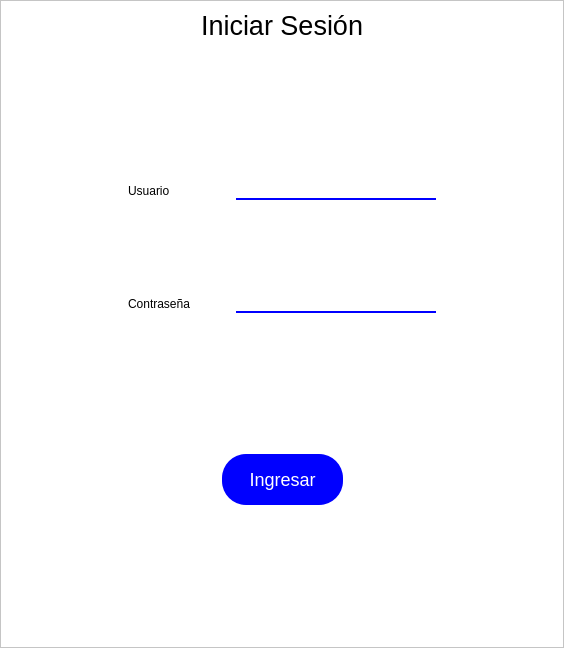
First picture: the form in ui/login.ui, repository juliosi02/YSR-Control-de-Inventario, before the edit.
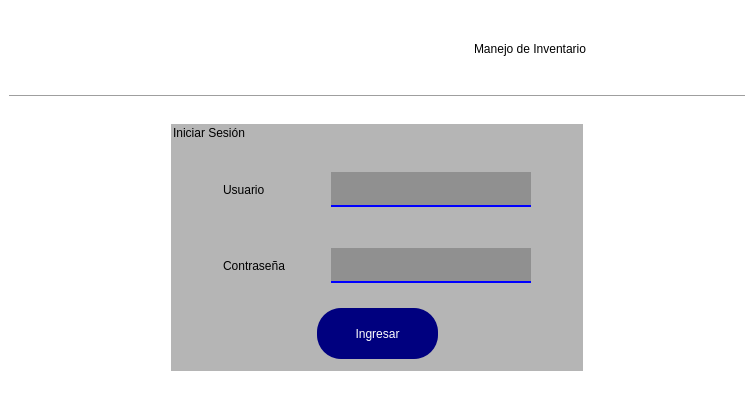
Second picture: the form after the edit. Icons and pictures are not drawn.

```diff
--- a/ui/login.ui
+++ b/ui/login.ui
@@ -6,50 +6,163 @@
    <rect>
     <x>0</x>
     <y>0</y>
-    <width>564</width>
-    <height>648</height>
+    <width>754</width>
+    <height>406</height>
    </rect>
   </property>
+  <property name="minimumSize">
+   <size>
+    <width>754</width>
+    <height>406</height>
+   </size>
+  </property>
+  <property name="maximumSize">
+   <size>
+    <width>800</width>
+    <height>450</height>
+   </size>
+  </property>
   <property name="windowTitle">
    <string>MainWindow</string>
   </property>
-  <widget class="QWidget" name="centralwidget">
-   <layout class="QVBoxLayout" name="verticalLayout">
-    <property name="spacing">
-     <number>0</number>
-    </property>
-    <property name="leftMargin">
-     <number>0</number>
-    </property>
-    <property name="topMargin">
-     <number>0</number>
-    </property>
-    <property name="rightMargin">
-     <number>0</number>
-    </property>
-    <property name="bottomMargin">
-     <number>0</number>
-    </property>
-    <item>
-     <widget class="QFrame" name="frame">
       <property name="styleSheet">
-       <string notr="true">QFrame{
-background-color:rgb(255, 255, 255);
-}
-QLabel{
-	font: 75 16pt &quot;MS Shell Dlg 2&quot;;
+   <string notr="true">QPushButton{
+	color: rgb(255, 255, 255);
+	background-color: rgb(0, 0, 127);
+	font: 75 11pt &quot;Arial&quot;;
 }
 QLineEdit{
-	font: 75 16pt &quot;MS Shell Dlg 2&quot;;
+	color: rgb(0, 0, 0);
+	border:0;
+	background-color: rgb(106, 106, 106, 0.5);
+}
+QMainWindow{
+	background-color: rgb(255, 255, 255);
+}
+QMainWindow::item:selected {
+    background-color: #555;
+
+}
+
+QTabWidget{
+	border:0; 
+	font: 75 12pt &quot;Arial&quot;;
+}
+QLabel{
+	
+	font: 75 11pt &quot;Arial&quot;;
+}
+QGroupBox{
+	
+	font: italic 11pt &quot;Arial&quot;;
+}
+QComboBox{
+	
+	background-color: rgb(102, 102, 102, 0.5);
+	font: 75 11pt &quot;Arial&quot;;
+}
+QTableWidget{
+	
+	font: 16pt &quot;Arial&quot;;
 }</string>
       </property>
-      <property name="frameShape">
-       <enum>QFrame::StyledPanel</enum>
-      </property>
-      <property name="frameShadow">
-       <enum>QFrame::Raised</enum>
-      </property>
-      <layout class="QVBoxLayout" name="verticalLayout_3">
+  <widget class="QWidget" name="centralwidget">
+   <layout class="QVBoxLayout" name="verticalLayout_4">
+    <item>
+     <layout class="QHBoxLayout" name="horizontalLayout_7">
+      <item>
+       <widget class="QLabel" name="label_5">
+        <property name="minimumSize">
+         <size>
+          <width>300</width>
+          <height>80</height>
+         </size>
+        </property>
+        <property name="maximumSize">
+         <size>
+          <width>300</width>
+          <height>80</height>
+         </size>
+        </property>
+        <property name="text">
+         <string/>
+        </property>
+        <property name="pixmap">
+         <pixmap>imagenes/logo pendon ysr.jpg</pixmap>
+        </property>
+        <property name="scaledContents">
+         <bool>true</bool>
+        </property>
+       </widget>
+      </item>
+      <item>
+       <layout class="QHBoxLayout" name="horizontalLayout_6">
+        <item>
+         <spacer name="horizontalSpacer_9">
+          <property name="orientation">
+           <enum>Qt::Horizontal</enum>
+          </property>
+          <property name="sizeHint" stdset="0">
+           <size>
+            <width>40</width>
+            <height>20</height>
+           </size>
+          </property>
+         </spacer>
+        </item>
+        <item>
+         <widget class="QLabel" name="label_4">
+          <property name="styleSheet">
+           <string notr="true">font: 87 24pt &quot;Arial Black&quot;;</string>
+          </property>
+          <property name="text">
+           <string>Manejo de Inventario</string>
+          </property>
+         </widget>
+        </item>
+        <item>
+         <spacer name="horizontalSpacer_10">
+          <property name="orientation">
+           <enum>Qt::Horizontal</enum>
+          </property>
+          <property name="sizeHint" stdset="0">
+           <size>
+            <width>40</width>
+            <height>20</height>
+           </size>
+          </property>
+         </spacer>
+        </item>
+       </layout>
+      </item>
+     </layout>
+    </item>
+    <item>
+     <widget class="Line" name="line">
+      <property name="orientation">
+       <enum>Qt::Horizontal</enum>
+      </property>
+     </widget>
+    </item>
+    <item>
+     <widget class="QLabel" name="label_3">
+      <property name="minimumSize">
+       <size>
+        <width>0</width>
+        <height>0</height>
+       </size>
+      </property>
+      <property name="maximumSize">
+       <size>
+        <width>16777215</width>
+        <height>16777215</height>
+       </size>
+      </property>
+      <property name="text">
+       <string/>
+      </property>
+     </widget>
+    </item>
        <item>
         <layout class="QHBoxLayout" name="horizontalLayout">
          <item>
@@ -66,39 +179,18 @@
           </spacer>
          </item>
          <item>
-          <widget class="QLabel" name="label_3">
-           <property name="font">
-            <font>
-             <family>MS Shell Dlg 2</family>
-             <pointsize>20</pointsize>
-             <weight>9</weight>
-             <italic>false</italic>
-             <bold>false</bold>
-            </font>
-           </property>
+       <layout class="QVBoxLayout" name="verticalLayout_3">
+        <item>
+         <widget class="QGroupBox" name="groupBox">
            <property name="styleSheet">
-            <string notr="true">font: 75 20pt &quot;MS Shell Dlg 2&quot;;</string>
-           </property>
-           <property name="text">
+           <string notr="true">QGroupBox{background-color: rgb(106, 106, 106, 0.5);
+border:0;
+font: 75 16pt &quot;Arial&quot;;}</string>
+          </property>
+          <property name="title">
             <string>Iniciar Sesión</string>
            </property>
-          </widget>
-         </item>
-         <item>
-          <spacer name="horizontalSpacer_2">
-           <property name="orientation">
-            <enum>Qt::Horizontal</enum>
-           </property>
-           <property name="sizeHint" stdset="0">
-            <size>
-             <width>40</width>
-             <height>20</height>
-            </size>
-           </property>
-          </spacer>
-         </item>
-        </layout>
-       </item>
+          <layout class="QVBoxLayout" name="verticalLayout">
        <item>
         <spacer name="verticalSpacer_2">
          <property name="orientation">
@@ -107,7 +199,7 @@
          <property name="sizeHint" stdset="0">
           <size>
            <width>20</width>
-           <height>125</height>
+               <height>24</height>
           </size>
          </property>
         </spacer>
@@ -159,7 +251,7 @@
                <property name="minimumSize">
                 <size>
                  <width>200</width>
-                 <height>0</height>
+                     <height>35</height>
                 </size>
                </property>
                <property name="styleSheet">
@@ -222,7 +314,13 @@
                <property name="minimumSize">
                 <size>
                  <width>200</width>
-                 <height>0</height>
+                     <height>35</height>
+                    </size>
+                   </property>
+                   <property name="maximumSize">
+                    <size>
+                     <width>16777215</width>
+                     <height>16777215</height>
                 </size>
                </property>
                <property name="styleSheet">
@@ -260,14 +358,14 @@
         </layout>
        </item>
        <item>
-        <spacer name="verticalSpacer_3">
+            <spacer name="verticalSpacer_4">
          <property name="orientation">
           <enum>Qt::Vertical</enum>
          </property>
          <property name="sizeHint" stdset="0">
           <size>
            <width>20</width>
-           <height>125</height>
+               <height>24</height>
           </size>
          </property>
         </spacer>
@@ -296,9 +394,7 @@
             </size>
            </property>
            <property name="styleSheet">
-            <string notr="true">color:white;
-font-size:18px;
-background-color:blue;
+                <string notr="true">
 border-radius:24px;</string>
            </property>
            <property name="text">
@@ -321,23 +417,50 @@
          </item>
         </layout>
        </item>
+          </layout>
+         </widget>
+        </item>
        <item>
-        <spacer name="verticalSpacer_4">
+         <spacer name="verticalSpacer_3">
          <property name="orientation">
           <enum>Qt::Vertical</enum>
          </property>
          <property name="sizeHint" stdset="0">
           <size>
            <width>20</width>
-           <height>124</height>
+            <height>40</height>
           </size>
          </property>
         </spacer>
        </item>
       </layout>
-     </widget>
-    </item>
-   </layout>
+      </item>
+      <item>
+       <spacer name="horizontalSpacer_2">
+        <property name="orientation">
+         <enum>Qt::Horizontal</enum>
+        </property>
+        <property name="sizeHint" stdset="0">
+         <size>
+          <width>40</width>
+          <height>20</height>
+         </size>
+        </property>
+       </spacer>
+      </item>
+     </layout>
+    </item>
+   </layout>
+   <zorder>groupBox</zorder>
+   <zorder>label_4</zorder>
+   <zorder>horizontalSpacer_9</zorder>
+   <zorder>horizontalSpacer_10</zorder>
+   <zorder>label_5</zorder>
+   <zorder>horizontalSpacer</zorder>
+   <zorder>horizontalSpacer_2</zorder>
+   <zorder>line</zorder>
+   <zorder>verticalSpacer_3</zorder>
+   <zorder>label_3</zorder>
   </widget>
  </widget>
  <resources/>
```
Left out of the diff: 2 changed lines with no effect on the pictures. Lines whose indentation alone changed are shown as unchanged.
